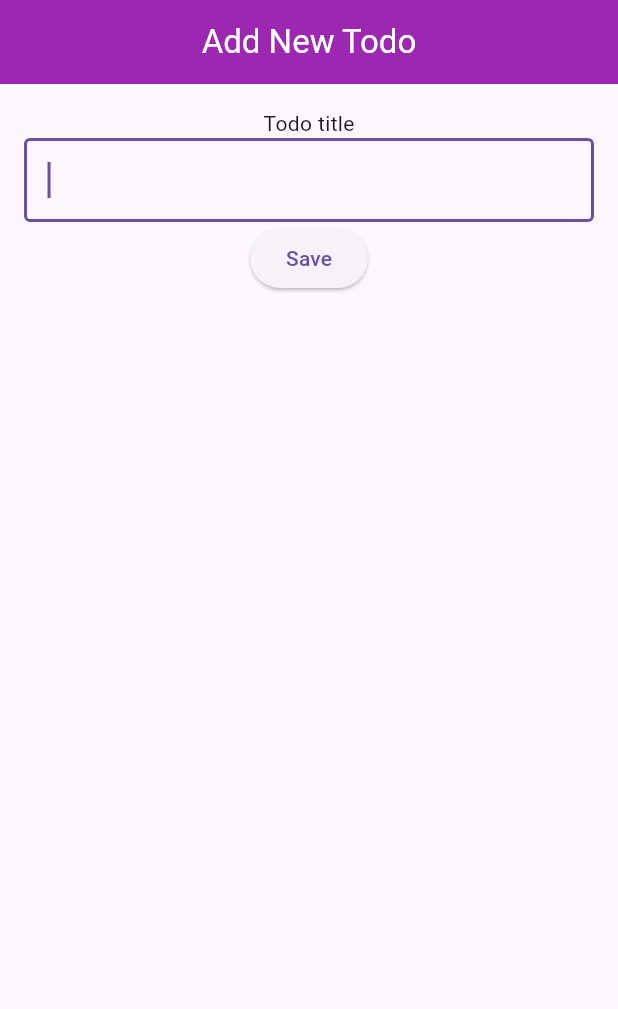
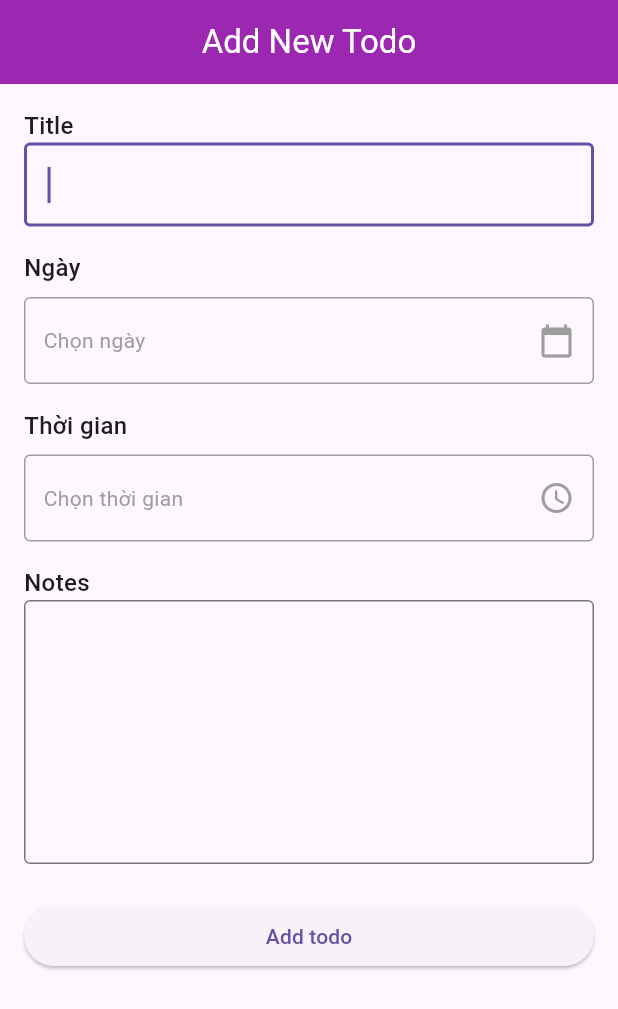
Before and after one commit to nxhung2304/todo_app_riverpod, a Flutter app: the NewTodoPage screen opened by its route, on a phone screen of 412 x 824 dp. Shown: the top 1009 px of the screen. Run offline on Flutter 3.47's test engine with Material 3 defaults, Android fonts, the phone set to English and light mode, and no system bars; our stand-ins replace dio, flutter_hooks, freezed_annotation, go_router, hooks_riverpod, riverpod_annotation; generated files the repository leaves out were written again.

Commit message:
add: date, time and notes fields

```diff
--- a/lib/features/todo/presentation/pages/new_todo_page.dart
+++ b/lib/features/todo/presentation/pages/new_todo_page.dart
@@ -5,7 +5,9 @@ import 'package:hooks_riverpod/hooks_riverpod.dart';
 import 'package:learn_riverpod/app/router/app_routes.dart';
 import 'package:learn_riverpod/features/todo/presentation/providers/todo_list.dart';
 import 'package:learn_riverpod/features/todo/presentation/validators/todo_validators.dart';
+import 'package:learn_riverpod/features/todo/presentation/widgets/base_date_form_field.dart';
 import 'package:learn_riverpod/features/todo/presentation/widgets/base_text_form_field.dart';
+import 'package:learn_riverpod/features/todo/presentation/widgets/base_time_form_field.dart';
 
 class NewTodoPage extends HookConsumerWidget {
   const NewTodoPage({super.key});
@@ -13,7 +15,11 @@ class NewTodoPage extends HookConsumerWidget {
   @override
   Widget build(BuildContext context, WidgetRef ref) {
     final todoTitleController = useTextEditingController();
+    final notesController = useTextEditingController();
     final formKey = useMemoized(() => GlobalKey<FormState>());
+
+    final selectedDate = useState<DateTime?>(null);
+    final selectedTime = useState<TimeOfDay?>(null);
 
     return Scaffold(
       appBar: AppBar(
@@ -29,7 +35,21 @@ class NewTodoPage extends HookConsumerWidget {
           child: Column(
             children: [
               _buildTodoTitle(todoTitleController),
-              _buildSubmitTodo(context, todoTitleController, ref, formKey),
+              SizedBox(height: 16),
+              _buildDateField(selectedDate),
+              SizedBox(height: 16),
+              _buildTimeField(selectedTime),
+              SizedBox(height: 16),
+              _buildNotesField(notesController),
+              SizedBox(height: 24),
+              _buildSubmitTodo(
+                context,
+                todoTitleController,
+                ref,
+                formKey,
+                selectedDate,
+                selectedTime,
+              ),
             ],
           ),
         ),
@@ -39,12 +59,15 @@ class NewTodoPage extends HookConsumerWidget {
 
   Widget _buildTodoTitle(TextEditingController controller) {
     return Column(
-      mainAxisAlignment: MainAxisAlignment.start,
+      crossAxisAlignment: CrossAxisAlignment.start,
       children: [
-        Text("Todo title"),
+        Text(
+          "Title",
+          style: TextStyle(fontSize: 16, fontWeight: FontWeight.w500),
+        ),
         BaseTextFormField(
           validator: TodoValidators.validateTitle,
-          textFieldController: controller,
+          controller: controller,
         ),
       ],
     );
@@ -55,16 +78,75 @@ class NewTodoPage extends HookConsumerWidget {
     TextEditingController todoTitleController,
     WidgetRef ref,
     GlobalKey<FormState> formKey,
+    ValueNotifier<DateTime?> selectedDate,
+    ValueNotifier<TimeOfDay?> selectedTime,
   ) {
-    return ElevatedButton(
-      child: Text("Save"),
+    return SizedBox(
+      width: double.infinity,
+      child: ElevatedButton(
         onPressed: () {
           if (formKey.currentState?.validate() ?? false) {
             final todoTitle = todoTitleController.text.trim();
+
             ref.read(todoListProvider.notifier).addTodo(title: todoTitle);
             context.go(AppRoutes.root);
           }
         },
+        child: Text("Add todo"),
+      ),
+    );
+  }
+
+  Widget _buildDateField(ValueNotifier<DateTime?> selectedDate) {
+    return Column(
+      crossAxisAlignment: CrossAxisAlignment.start,
+      children: [
+        Text(
+          "Ngày",
+          style: TextStyle(fontSize: 16, fontWeight: FontWeight.w500),
+        ),
+        SizedBox(height: 8),
+        DateFormField(
+          labelText: "Chọn ngày",
+          validator: TodoValidators.validateDate,
+          onChanged: (date) => selectedDate.value = date,
+        ),
+      ],
+    );
+  }
+
+  Widget _buildNotesField(TextEditingController controller) {
+    return Column(
+      crossAxisAlignment: CrossAxisAlignment.start,
+      children: [
+        Text(
+          "Notes",
+          style: TextStyle(fontSize: 16, fontWeight: FontWeight.w500),
+        ),
+        BaseTextFormField(
+          controller: controller,
+          validator: TodoValidators.validateNotes,
+          maxLines: 6,
+        ),
+      ],
+    );
+  }
+
+  Widget _buildTimeField(ValueNotifier<TimeOfDay?> selectedTime) {
+    return Column(
+      crossAxisAlignment: CrossAxisAlignment.start,
+      children: [
+        Text(
+          "Thời gian",
+          style: TextStyle(fontSize: 16, fontWeight: FontWeight.w500),
+        ),
+        SizedBox(height: 8),
+        TimeFormField(
+          labelText: "Chọn thời gian",
+          validator: TodoValidators.validateTime,
+          onChanged: (time) => selectedTime.value = time,
+        ),
+      ],
     );
   }
 }
--- a/lib/features/todo/presentation/validators/todo_validators.dart
+++ b/lib/features/todo/presentation/validators/todo_validators.dart
@@ -1,3 +1,5 @@
+import 'package:flutter/material.dart';
+
 class TodoValidators {
   static String? validateTitle(String? value) {
     if (value == null || value.trim().isEmpty) {
@@ -12,4 +14,35 @@ class TodoValidators {
 
     return null;
   }
+
+  static String? validateDate(DateTime? value) {
+    if (value == null) {
+      return "Vui lòng chọn ngày";
+    }
+    if (value.isBefore(DateTime.now().subtract(Duration(days: 1)))) {
+      return "Ngày không được trong quá khứ";
+    }
+    return null;
+  }
+
+  static String? validateTime(TimeOfDay? value) {
+    if (value == null) {
+      return "Vui lòng chọn thời gian";
+    }
+    return null;
+  }
+
+  static String? validateNotes(String? notes) {
+    if (notes == null || notes.trim().isEmpty) {
+      return "Vui lòng nhập notes todo";
+    }
+    if (notes.trim().length < 3) {
+      return "Notes phải có ít nhất 3 ký tự";
+    }
+    if (notes.length > 500) {
+      return "Notes không được quá 500 ký tự";
+    }
+
+    return null;
+  }
 }
--- /dev/null
+++ b/lib/features/todo/presentation/widgets/base_date_form_field.dart
@@ -0,0 +1,92 @@
+import 'package:flutter/material.dart';
+import 'package:intl/intl.dart';
+
+class DateFormField extends StatefulWidget {
+  final DateTime? initialDate;
+  final String? labelText;
+  final FormFieldValidator<DateTime>? validator;
+  final ValueChanged<DateTime?>? onChanged;
+
+  const DateFormField({
+    super.key,
+    this.initialDate,
+    this.labelText,
+    this.validator,
+    this.onChanged,
+  });
+
+  @override
+  State<DateFormField> createState() => _DateFormFieldState();
+}
+
+class _DateFormFieldState extends State<DateFormField> {
+  DateTime? _selectedDate;
+
+  @override
+  void initState() {
+    super.initState();
+    _selectedDate = widget.initialDate;
+  }
+
+  @override
+  Widget build(BuildContext context) {
+    return FormField<DateTime>(
+      initialValue: _selectedDate,
+      validator: widget.validator,
+      builder: (FormFieldState<DateTime> field) {
+        return Column(
+          crossAxisAlignment: CrossAxisAlignment.start,
+          children: [
+            InkWell(
+              onTap: () async {
+                final DateTime? picked = await showDatePicker(
+                  context: context,
+                  initialDate: _selectedDate ?? DateTime.now(),
+                  firstDate: DateTime.now(),
+                  lastDate: DateTime(2030),
+                );
+                if (picked != null) {
+                  setState(() {
+                    _selectedDate = picked;
+                  });
+                  field.didChange(picked);
+                  widget.onChanged?.call(picked);
+                }
+              },
+              child: Container(
+                padding: EdgeInsets.symmetric(horizontal: 12, vertical: 16),
+                decoration: BoxDecoration(
+                  border: Border.all(color: Colors.grey),
+                  borderRadius: BorderRadius.circular(4),
+                ),
+                child: Row(
+                  mainAxisAlignment: MainAxisAlignment.spaceBetween,
+                  children: [
+                    Text(
+                      _selectedDate != null
+                          ? DateFormat('dd/MM/yyyy').format(_selectedDate!)
+                          : widget.labelText ?? 'Chọn ngày',
+                      style: TextStyle(
+                        color:
+                            _selectedDate != null ? Colors.black : Colors.grey,
+                      ),
+                    ),
+                    Icon(Icons.calendar_today, color: Colors.grey),
+                  ],
+                ),
+              ),
+            ),
+            if (field.hasError)
+              Padding(
+                padding: EdgeInsets.only(top: 8),
+                child: Text(
+                  field.errorText!,
+                  style: TextStyle(color: Colors.red, fontSize: 12),
+                ),
+              ),
+          ],
+        );
+      },
+    );
+  }
+}
--- a/lib/features/todo/presentation/widgets/base_text_form_field.dart
+++ b/lib/features/todo/presentation/widgets/base_text_form_field.dart
@@ -1,7 +1,7 @@
 import 'package:flutter/material.dart';
 
 class BaseTextFormField extends StatelessWidget {
-  final TextEditingController textFieldController;
+  final TextEditingController controller;
   final String? hintText;
   final String? labelText;
   final int? maxLines;
@@ -10,7 +10,7 @@ class BaseTextFormField extends StatelessWidget {
 
   const BaseTextFormField({
     super.key,
-    required this.textFieldController,
+    required this.controller,
     required this.validator,
 
     this.hintText,
@@ -21,7 +21,7 @@ class BaseTextFormField extends StatelessWidget {
   @override
   Widget build(BuildContext context) {
     return TextFormField(
-      controller: textFieldController,
+      controller: controller,
       maxLines: maxLines,
       decoration: InputDecoration(
         hintText: hintText,
--- /dev/null
+++ b/lib/features/todo/presentation/widgets/base_time_form_field.dart
@@ -0,0 +1,88 @@
+import 'package:flutter/material.dart';
+
+class TimeFormField extends StatefulWidget {
+  final TimeOfDay? initialTime;
+  final String? labelText;
+  final FormFieldValidator<TimeOfDay>? validator;
+  final ValueChanged<TimeOfDay?>? onChanged;
+
+  const TimeFormField({
+    super.key,
+    this.initialTime,
+    this.labelText,
+    this.validator,
+    this.onChanged,
+  });
+
+  @override
+  State<TimeFormField> createState() => _TimeFormFieldState();
+}
+
+class _TimeFormFieldState extends State<TimeFormField> {
+  TimeOfDay? _selectedTime;
+
+  @override
+  void initState() {
+    super.initState();
+    _selectedTime = widget.initialTime;
+  }
+
+  @override
+  Widget build(BuildContext context) {
+    return FormField<TimeOfDay>(
+      initialValue: _selectedTime,
+      validator: widget.validator,
+      builder: (FormFieldState<TimeOfDay> field) {
+        return Column(
+          crossAxisAlignment: CrossAxisAlignment.start,
+          children: [
+            InkWell(
+              onTap: () async {
+                final TimeOfDay? picked = await showTimePicker(
+                  context: context,
+                  initialTime: _selectedTime ?? TimeOfDay.now(),
+                );
+                if (picked != null) {
+                  setState(() {
+                    _selectedTime = picked;
+                  });
+                  field.didChange(picked);
+                  widget.onChanged?.call(picked);
+                }
+              },
+              child: Container(
+                padding: EdgeInsets.symmetric(horizontal: 12, vertical: 16),
+                decoration: BoxDecoration(
+                  border: Border.all(color: Colors.grey),
+                  borderRadius: BorderRadius.circular(4),
+                ),
+                child: Row(
+                  mainAxisAlignment: MainAxisAlignment.spaceBetween,
+                  children: [
+                    Text(
+                      _selectedTime != null
+                          ? _selectedTime!.format(context)
+                          : widget.labelText ?? 'Chọn thời gian',
+                      style: TextStyle(
+                        color: _selectedTime != null ? Colors.black : Colors.grey,
+                      ),
+                    ),
+                    Icon(Icons.access_time, color: Colors.grey),
+                  ],
+                ),
+              ),
+            ),
+            if (field.hasError)
+              Padding(
+                padding: EdgeInsets.only(top: 8),
+                child: Text(
+                  field.errorText!,
+                  style: TextStyle(color: Colors.red, fontSize: 12),
+                ),
+              ),
+          ],
+        );
+      },
+    );
+  }
+}
--- a/pubspec.yaml
+++ b/pubspec.yaml
@@ -42,6 +42,7 @@ dependencies:
   json_serializable: ^6.9.5
   dio: ^5.8.0+1
   go_router: ^16.0.0
+  intl: ^0.20.2
 
 dev_dependencies:
   flutter_test:
```
Also changed, not shown: pubspec.lock. Lines whose indentation alone changed are shown as unchanged.
